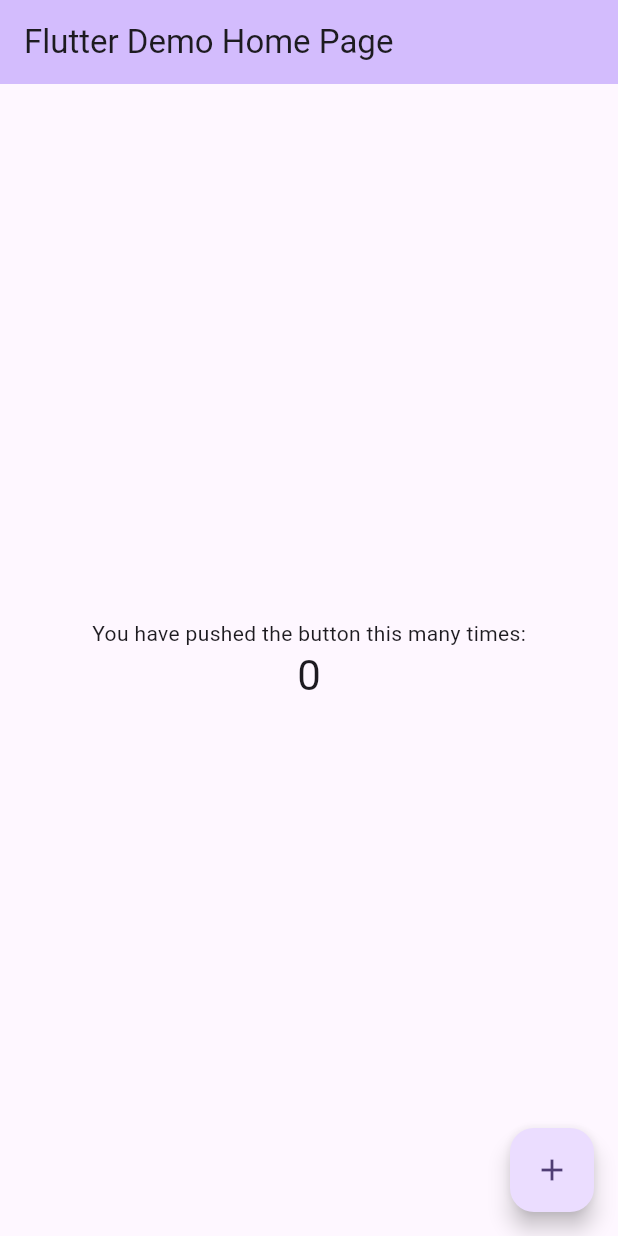
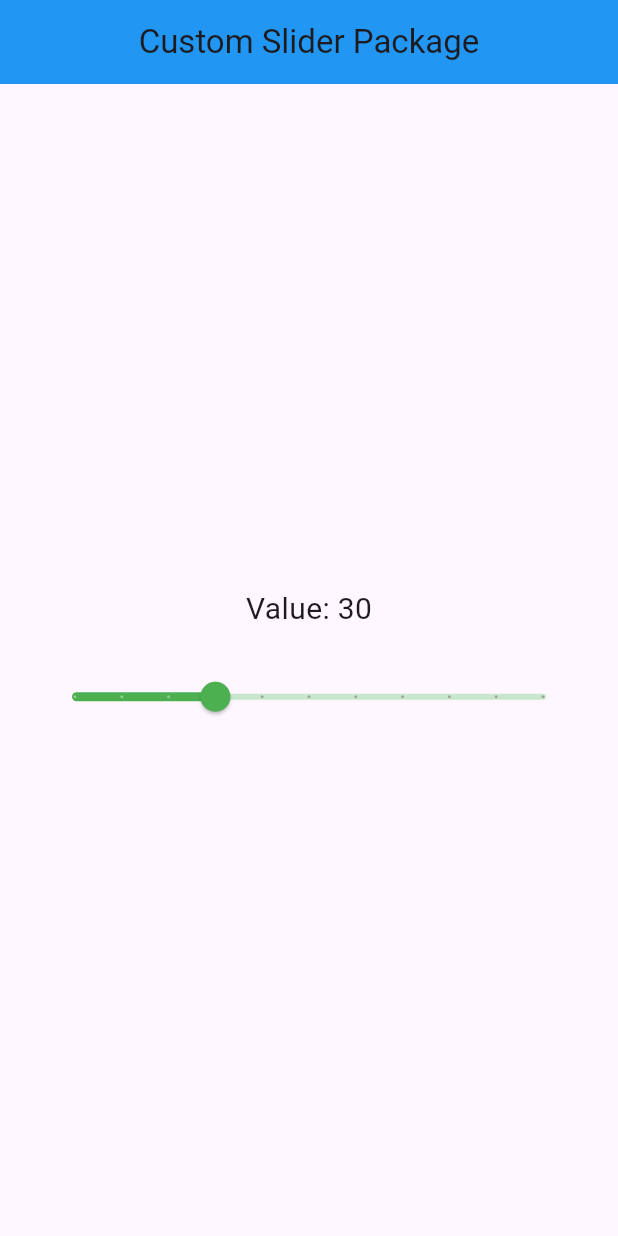
Before and after one commit to Excelsior-Technologies-Community/flutter_custom_slider, a Flutter app: the screen it shows after launch, on a phone screen of 412 x 824 dp. Run offline on Flutter 3.47's test engine with Material 3 defaults, Android fonts, the phone set to English and light mode, and no system bars.

Commit message:
custom slider

```diff
--- /dev/null
+++ b/custom_slider/analysis_options.yaml
@@ -0,0 +1,4 @@
+include: package:flutter_lints/flutter.yaml
+
+# Additional information about this file can be found at
+# https://dart.dev/guides/language/analysis-options
--- /dev/null
+++ b/custom_slider/lib/custom_slider.dart
@@ -0,0 +1,3 @@
+library custom_slider_ex;
+
+export 'src/custom_slider.dart';
--- /dev/null
+++ b/custom_slider/lib/src/custom_slider.dart
@@ -0,0 +1,63 @@
+import 'package:flutter/material.dart';
+
+class CustomSlider extends StatefulWidget {
+  final double value;
+  final double min;
+  final double max;
+  final int? divisions;
+  final Color activeColor;
+  final Color inactiveColor;
+  final ValueChanged<double> onChanged;
+  final String? label;
+
+  const CustomSlider({
+    super.key,
+    required this.value,
+    required this.onChanged,
+    this.min = 0,
+    this.max = 100,
+    this.divisions,
+    this.activeColor = Colors.blue,
+    this.inactiveColor = Colors.grey,
+    this.label,
+  });
+
+  @override
+  State<CustomSlider> createState() => _CustomSliderState();
+}
+
+class _CustomSliderState extends State<CustomSlider> {
+  late double _currentValue;
+
+  @override
+  void initState() {
+    super.initState();
+    _currentValue = widget.value;
+  }
+
+  @override
+  Widget build(BuildContext context) {
+    return SliderTheme(
+      data: SliderTheme.of(context).copyWith(
+        activeTrackColor: widget.activeColor,
+        inactiveTrackColor: widget.inactiveColor,
+        thumbColor: widget.activeColor,
+        valueIndicatorColor: widget.activeColor,
+        valueIndicatorTextStyle: const TextStyle(
+          color: Colors.white,
+        ),
+      ),
+      child: Slider(
+        value: _currentValue,
+        min: widget.min,
+        max: widget.max,
+        divisions: widget.divisions,
+        label: widget.label ?? _currentValue.round().toString(),
+        onChanged: (value) {
+          setState(() => _currentValue = value);
+          widget.onChanged(value);
+        },
+      ),
+    );
+  }
+}
--- /dev/null
+++ b/lib/custom_slider.dart
@@ -0,0 +1,3 @@
+library custom_slider_ex;
+
+export 'src/custom_slider.dart';
--- a/lib/main.dart
+++ b/lib/main.dart
@@ -1,4 +1,6 @@
 import 'package:flutter/material.dart';
+
+import 'custom_slider.dart';
 
 void main() {
   runApp(const MyApp());
@@ -7,116 +9,53 @@ void main() {
 class MyApp extends StatelessWidget {
   const MyApp({super.key});
 
-  // This widget is the root of your application.
   @override
   Widget build(BuildContext context) {
     return MaterialApp(
-      title: 'Flutter Demo',
-      theme: ThemeData(
-        // This is the theme of your application.
-        //
-        // TRY THIS: Try running your application with "flutter run". You'll see
-        // the application has a purple toolbar. Then, without quitting the app,
-        // try changing the seedColor in the colorScheme below to Colors.green
-        // and then invoke "hot reload" (save your changes or press the "hot
-        // reload" button in a Flutter-supported IDE, or press "r" if you used
-        // the command line to start the app).
-        //
-        // Notice that the counter didn't reset back to zero; the application
-        // state is not lost during the reload. To reset the state, use hot
-        // restart instead.
-        //
-        // This works for code too, not just values: Most code changes can be
-        // tested with just a hot reload.
-        colorScheme: .fromSeed(seedColor: Colors.deepPurple),
-      ),
-      home: const MyHomePage(title: 'Flutter Demo Home Page'),
+      debugShowCheckedModeBanner: false,
+      home: const SliderDemo(),
     );
   }
 }
 
-class MyHomePage extends StatefulWidget {
-  const MyHomePage({super.key, required this.title});
-
-  // This widget is the home page of your application. It is stateful, meaning
-  // that it has a State object (defined below) that contains fields that affect
-  // how it looks.
-
-  // This class is the configuration for the state. It holds the values (in this
-  // case the title) provided by the parent (in this case the App widget) and
-  // used by the build method of the State. Fields in a Widget subclass are
-  // always marked "final".
-
-  final String title;
+class SliderDemo extends StatefulWidget {
+  const SliderDemo({super.key});
 
   @override
-  State<MyHomePage> createState() => _MyHomePageState();
+  State<SliderDemo> createState() => _SliderDemoState();
 }
 
-class _MyHomePageState extends State<MyHomePage> {
-  int _counter = 0;
-
-  void _incrementCounter() {
-    setState(() {
-      // This call to setState tells the Flutter framework that something has
-      // changed in this State, which causes it to rerun the build method below
-      // so that the display can reflect the updated values. If we changed
-      // _counter without calling setState(), then the build method would not be
-      // called again, and so nothing would appear to happen.
-      _counter++;
-    });
-  }
+class _SliderDemoState extends State<SliderDemo> {
+  double sliderValue = 30;
 
   @override
   Widget build(BuildContext context) {
-    // This method is rerun every time setState is called, for instance as done
-    // by the _incrementCounter method above.
-    //
-    // The Flutter framework has been optimized to make rerunning build methods
-    // fast, so that you can just rebuild anything that needs updating rather
-    // than having to individually change instances of widgets.
     return Scaffold(
-      appBar: AppBar(
-        // TRY THIS: Try changing the color here to a specific color (to
-        // Colors.amber, perhaps?) and trigger a hot reload to see the AppBar
-        // change color while the other colors stay the same.
-        backgroundColor: Theme.of(context).colorScheme.inversePrimary,
-        // Here we take the value from the MyHomePage object that was created by
-        // the App.build method, and use it to set our appbar title.
-        title: Text(widget.title),
-      ),
-      body: Center(
-        // Center is a layout widget. It takes a single child and positions it
-        // in the middle of the parent.
+      appBar: AppBar(title: const Text('Custom Slider Package'),centerTitle: true,backgroundColor: Colors.blue,),
+      body: Padding(
+        padding: const EdgeInsets.all(24),
         child: Column(
-          // Column is also a layout widget. It takes a list of children and
-          // arranges them vertically. By default, it sizes itself to fit its
-          // children horizontally, and tries to be as tall as its parent.
-          //
-          // Column has various properties to control how it sizes itself and
-          // how it positions its children. Here we use mainAxisAlignment to
-          // center the children vertically; the main axis here is the vertical
-          // axis because Columns are vertical (the cross axis would be
-          // horizontal).
-          //
-          // TRY THIS: Invoke "debug painting" (choose the "Toggle Debug Paint"
-          // action in the IDE, or press "p" in the console), to see the
-          // wireframe for each widget.
-          mainAxisAlignment: .center,
+          mainAxisAlignment: MainAxisAlignment.center,
           children: [
-            const Text('You have pushed the button this many times:'),
             Text(
-              '$_counter',
-              style: Theme.of(context).textTheme.headlineMedium,
+              'Value: ${sliderValue.toInt()}',
+              style: const TextStyle(fontSize: 20),
+            ),
+            const SizedBox(height: 20),
+            CustomSlider(
+              value: sliderValue,
+              min: 0,
+              max: 100,
+              divisions: 10,
+              activeColor: Colors.green,
+              inactiveColor: Colors.green.shade100,
+              onChanged: (value) {
+                setState(() => sliderValue = value);
+              },
             ),
           ],
         ),
       ),
-      floatingActionButton: FloatingActionButton(
-        onPressed: _incrementCounter,
-        tooltip: 'Increment',
-        child: const Icon(Icons.add),
-      ),
     );
   }
 }
--- /dev/null
+++ b/lib/src/custom_slider.dart
@@ -0,0 +1,63 @@
+import 'package:flutter/material.dart';
+
+class CustomSlider extends StatefulWidget {
+  final double value;
+  final double min;
+  final double max;
+  final int? divisions;
+  final Color activeColor;
+  final Color inactiveColor;
+  final ValueChanged<double> onChanged;
+  final String? label;
+
+  const CustomSlider({
+    super.key,
+    required this.value,
+    required this.onChanged,
+    this.min = 0,
+    this.max = 100,
+    this.divisions,
+    this.activeColor = Colors.blue,
+    this.inactiveColor = Colors.grey,
+    this.label,
+  });
+
+  @override
+  State<CustomSlider> createState() => _CustomSliderState();
+}
+
+class _CustomSliderState extends State<CustomSlider> {
+  late double _currentValue;
+
+  @override
+  void initState() {
+    super.initState();
+    _currentValue = widget.value;
+  }
+
+  @override
+  Widget build(BuildContext context) {
+    return SliderTheme(
+      data: SliderTheme.of(context).copyWith(
+        activeTrackColor: widget.activeColor,
+        inactiveTrackColor: widget.inactiveColor,
+        thumbColor: widget.activeColor,
+        valueIndicatorColor: widget.activeColor,
+        valueIndicatorTextStyle: const TextStyle(
+          color: Colors.white,
+        ),
+      ),
+      child: Slider(
+        value: _currentValue,
+        min: widget.min,
+        max: widget.max,
+        divisions: widget.divisions,
+        label: widget.label ?? _currentValue.round().toString(),
+        onChanged: (value) {
+          setState(() => _currentValue = value);
+          widget.onChanged(value);
+        },
+      ),
+    );
+  }
+}
```
Also changed, not shown: custom_slider/pubspec.yaml (added, +54 -0 lines), 6 other files.
